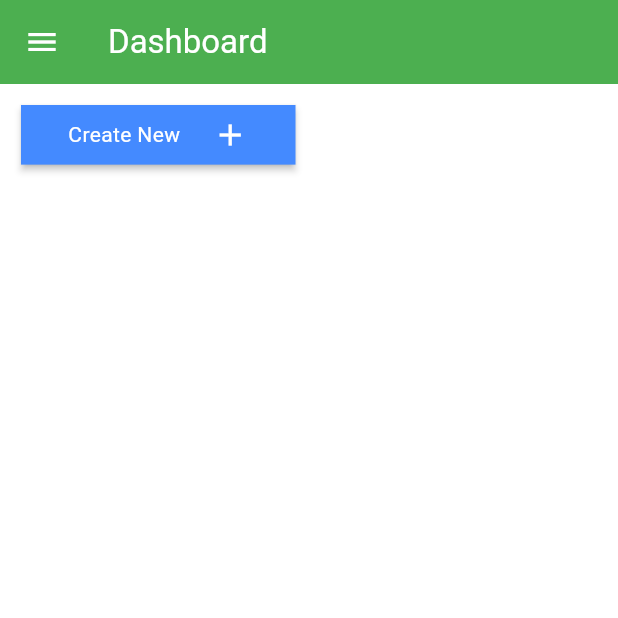
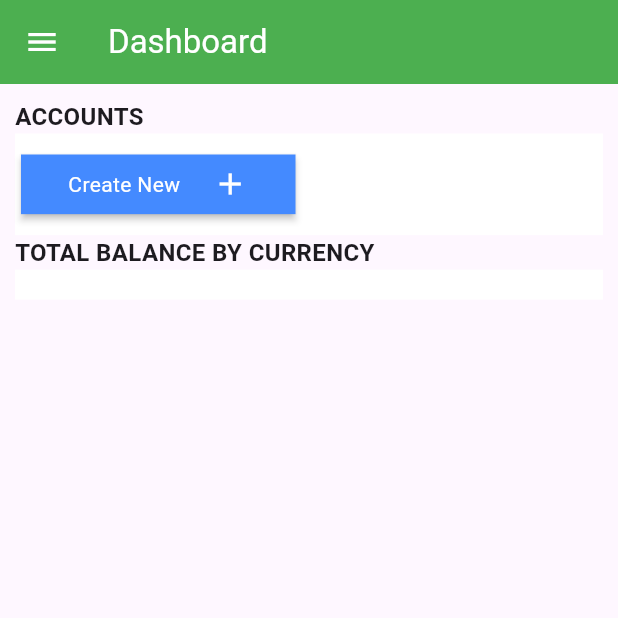
Before and after one commit to MatheusMiliorini/FinancesFlutter, a Flutter app: the screen it shows after launch, in the side drawer, after a tap on "Home", on a phone screen of 412 x 824 dp, the top half of it. Run offline on Flutter 3.47's test engine with Material 3 defaults, Android fonts, the phone set to English and light mode, and no system bars; our stand-ins replace sqflite; accounts and stored records are empty.

Commit message:
List sum of accounts

```diff
--- a/lib/database/account_db.dart
+++ b/lib/database/account_db.dart
@@ -45,4 +45,18 @@ class AccountDB extends DatabaseHelper {
       whereArgs: [account.id],
     );
   }
+
+  Future<Map<String, int>> balanceByCurrency() async {
+    final db = await database;
+    final Map<String, int> currencySum = {};
+
+    final List<Map<String, dynamic>> res = await db.rawQuery(
+        'SELECT currency, SUM(balance) AS sumBalance FROM $tableName GROUP BY currency;');
+
+    for (var row in res) {
+      currencySum[row['currency']] = row['sumBalance'];
+    }
+
+    return currencySum;
+  }
 }
--- a/lib/screens/home_screen.dart
+++ b/lib/screens/home_screen.dart
@@ -15,12 +15,15 @@ class HomeScreen extends StatefulWidget {
 
 class HomeScreenState extends State<HomeScreen> {
   List<Account> _accounts = [];
+  Map<String, int> _currencyBalance = {};
 
   Future<void> fetchAccounts() async {
     var accounts = await AccountDB().list();
+    var currencyBalance = await AccountDB().balanceByCurrency();
 
     setState(() {
       _accounts = accounts;
+      _currencyBalance = currencyBalance;
     });
   }
 
@@ -47,9 +50,19 @@ class HomeScreenState extends State<HomeScreen> {
       ),
       drawer: const AppDrawer(),
       body: Container(
+          padding: const EdgeInsets.all(10),
+          child: Column(
+            crossAxisAlignment: CrossAxisAlignment.start,
+            children: [
+              const Text(
+                'ACCOUNTS',
+                style: TextStyle(fontSize: 16, fontWeight: FontWeight.bold),
+              ),
+              Container(
                 color: Colors.white,
-          padding: const EdgeInsets.all(10),
+                padding: const EdgeInsets.symmetric(vertical: 10),
                 child: GridView.builder(
+                  shrinkWrap: true,
                   itemCount: _accounts.length + 1,
                   gridDelegate: const SliverGridDelegateWithFixedCrossAxisCount(
                     crossAxisCount: 2,
@@ -65,6 +78,32 @@ class HomeScreenState extends State<HomeScreen> {
                     }
                   },
                 ),
-        ));
+              ),
+              const Text(
+                'TOTAL BALANCE BY CURRENCY',
+                style: TextStyle(fontSize: 16, fontWeight: FontWeight.bold),
+              ),
+              Container(
+                color: Colors.white,
+                padding: const EdgeInsets.symmetric(vertical: 10),
+                child: GridView.builder(
+                  shrinkWrap: true,
+                  itemCount: _currencyBalance.length,
+                  gridDelegate: const SliverGridDelegateWithFixedCrossAxisCount(
+                    crossAxisCount: 1,
+                    crossAxisSpacing: 10,
+                    mainAxisSpacing: 10,
+                    childAspectRatio: 1 / .05,
+                  ),
+                  itemBuilder: (context, index) {
+                    String currency = _currencyBalance.keys.elementAt(index);
+                    return Text(
+                        '$currency: ${(_currencyBalance[currency]! / 100).toStringAsFixed(2)}');
+                  },
+                ),
+              ),
+            ],
+          )),
+    );
   }
 }
```
Lines whose indentation alone changed are shown as unchanged.
